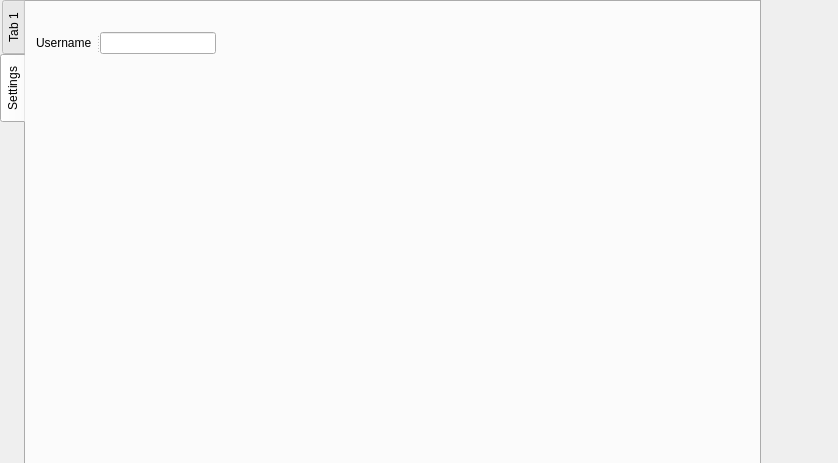
Above: mainwindow.ui from AchimGrolimund/Corporate-Project before the change. Below: the same form after it.
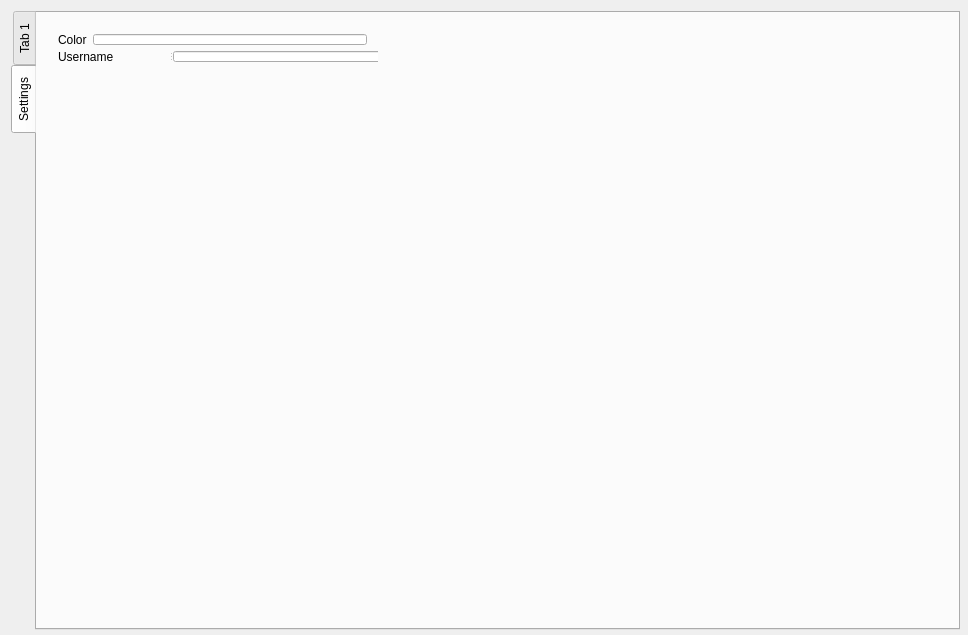
That is the form after the change.

```diff
--- a/mainwindow.ui
+++ b/mainwindow.ui
@@ -6,23 +6,26 @@
    <rect>
     <x>0</x>
     <y>0</y>
-    <width>838</width>
-    <height>463</height>
+    <width>968</width>
+    <height>635</height>
    </rect>
   </property>
   <property name="windowTitle">
    <string>Corporate Project</string>
   </property>
   <widget class="QWidget" name="centralWidget">
-   <widget class="QTabWidget" name="tabWidget">
+   <widget class="QWidget" name="gridLayoutWidget">
     <property name="geometry">
      <rect>
       <x>0</x>
       <y>0</y>
-      <width>761</width>
-      <height>491</height>
+      <width>971</width>
+      <height>641</height>
      </rect>
     </property>
+    <layout class="QGridLayout" name="gridLayout">
+     <item row="0" column="0">
+      <widget class="QTabWidget" name="tabWidget">
     <property name="sizePolicy">
      <sizepolicy hsizetype="Expanding" vsizetype="Expanding">
       <horstretch>0</horstretch>
@@ -50,14 +53,29 @@
      <attribute name="title">
       <string>Settings</string>
      </attribute>
-     <widget class="QSplitter" name="splitter">
+        <widget class="QWidget" name="gridLayoutWidget_2">
       <property name="geometry">
        <rect>
         <x>10</x>
-        <y>30</y>
-        <width>180</width>
-        <height>22</height>
-       </rect>
+           <y>10</y>
+           <width>331</width>
+           <height>50</height>
+          </rect>
+         </property>
+         <layout class="QGridLayout" name="gridLayout_2">
+          <item row="1" column="0">
+           <widget class="QSplitter" name="splitter">
+            <property name="sizePolicy">
+             <sizepolicy hsizetype="Expanding" vsizetype="Fixed">
+              <horstretch>0</horstretch>
+              <verstretch>0</verstretch>
+             </sizepolicy>
+            </property>
+            <property name="minimumSize">
+             <size>
+              <width>329</width>
+              <height>0</height>
+             </size>
       </property>
       <property name="orientation">
        <enum>Qt::Horizontal</enum>
@@ -69,7 +87,27 @@
       </widget>
       <widget class="QLineEdit" name="lineEdit"/>
      </widget>
-    </widget>
+          </item>
+          <item row="0" column="0">
+           <layout class="QHBoxLayout" name="horizontalLayout">
+            <item>
+             <widget class="QLabel" name="label_2">
+              <property name="text">
+               <string>Color</string>
+              </property>
+             </widget>
+            </item>
+            <item>
+             <widget class="QLineEdit" name="lineEdit_2"/>
+            </item>
+           </layout>
+          </item>
+         </layout>
+        </widget>
+       </widget>
+      </widget>
+     </item>
+    </layout>
    </widget>
   </widget>
  </widget>
```
Lines whose indentation alone changed are shown as unchanged.
